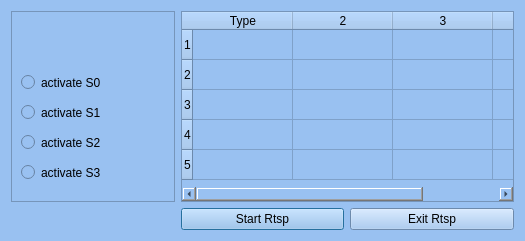
The window that OceanGUI/Rtsp_dialog_class.ui (uglasmeyer/ocean) describes before a commit, drawn with Qt 5.
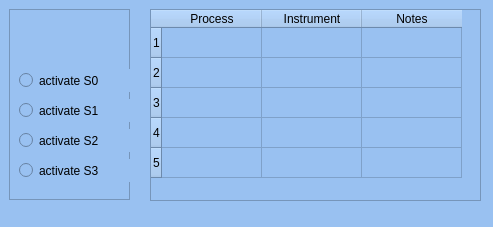
The same window after the commit.

```diff
--- a/OceanGUI/Rtsp_dialog_class.ui
+++ b/OceanGUI/Rtsp_dialog_class.ui
@@ -6,8 +6,8 @@
    <rect>
     <x>0</x>
     <y>0</y>
-    <width>525</width>
-    <height>241</height>
+    <width>493</width>
+    <height>227</height>
    </rect>
   </property>
   <property name="windowTitle">
@@ -16,9 +16,15 @@
   <property name="styleSheet">
    <string notr="true">background-color: rgb(153, 193, 241);</string>
   </property>
-  <layout class="QGridLayout" name="gridLayout">
-   <item row="0" column="0">
     <widget class="QFrame" name="frame">
+   <property name="geometry">
+    <rect>
+     <x>9</x>
+     <y>9</y>
+     <width>121</width>
+     <height>191</height>
+    </rect>
+   </property>
      <property name="frameShape">
       <enum>QFrame::StyledPanel</enum>
      </property>
@@ -78,14 +84,20 @@
       </property>
      </widget>
     </widget>
-   </item>
-   <item row="0" column="1" colspan="2">
     <widget class="QTableWidget" name="process_table">
+   <property name="geometry">
+    <rect>
+     <x>150</x>
+     <y>9</y>
+     <width>331</width>
+     <height>192</height>
+    </rect>
+   </property>
      <property name="rowCount">
       <number>5</number>
      </property>
      <property name="columnCount">
-      <number>4</number>
+    <number>3</number>
      </property>
      <row/>
      <row/>
@@ -94,29 +106,20 @@
      <row/>
      <column>
       <property name="text">
-       <string>Type</string>
-      </property>
-     </column>
-     <column/>
-     <column/>
-     <column/>
-    </widget>
-   </item>
-   <item row="1" column="1">
-    <widget class="QPushButton" name="pB_Start_Rtsp">
+     <string>Process</string>
+    </property>
+   </column>
+   <column>
      <property name="text">
-      <string>Start Rtsp</string>
-     </property>
-    </widget>
-   </item>
-   <item row="1" column="2">
-    <widget class="QPushButton" name="pB_Exit_Rtsp">
+     <string>Instrument</string>
+    </property>
+   </column>
+   <column>
      <property name="text">
-      <string>Exit Rtsp</string>
-     </property>
-    </widget>
-   </item>
-  </layout>
+     <string>Notes</string>
+    </property>
+   </column>
+  </widget>
  </widget>
  <resources/>
  <connections/>
```
Left out of the diff: 2 changed lines with no effect on the pictures. Lines whose indentation alone changed are shown as unchanged.
